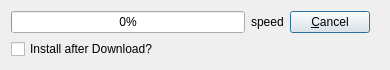
First picture: the form in DownloadFile.ui, repository scottaronbloom/Utils, before the edit.
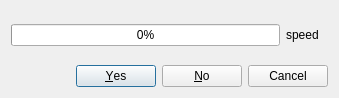
Second picture: the form after the edit.

The edit to the form file:
```diff
--- a/DownloadFile.ui
+++ b/DownloadFile.ui
@@ -6,15 +6,15 @@
    <rect>
     <x>0</x>
     <y>0</y>
-    <width>390</width>
-    <height>68</height>
+    <width>339</width>
+    <height>98</height>
    </rect>
   </property>
   <property name="windowTitle">
    <string>Downloading Latest Version</string>
   </property>
-  <layout class="QGridLayout" name="gridLayout">
-   <item row="0" column="0" colspan="3">
+  <layout class="QVBoxLayout" name="verticalLayout">
+   <item>
     <widget class="QFrame" name="downloadFrame">
      <property name="frameShape">
       <enum>QFrame::NoFrame</enum>
@@ -61,20 +61,13 @@
         </property>
        </widget>
       </item>
-      <item>
-       <widget class="QPushButton" name="cancel">
-        <property name="text">
-         <string>&amp;Cancel</string>
-        </property>
-       </widget>
-      </item>
      </layout>
     </widget>
    </item>
-   <item row="1" column="0" colspan="3">
-    <widget class="QCheckBox" name="installAfterDownload">
-     <property name="text">
-      <string>Install after Download?</string>
+   <item>
+    <widget class="QDialogButtonBox" name="buttonBox">
+     <property name="standardButtons">
+      <set>QDialogButtonBox::Cancel|QDialogButtonBox::No|QDialogButtonBox::Yes</set>
      </property>
     </widget>
    </item>
```
Left out of the diff: 6 changed lines with no effect on the pictures.
